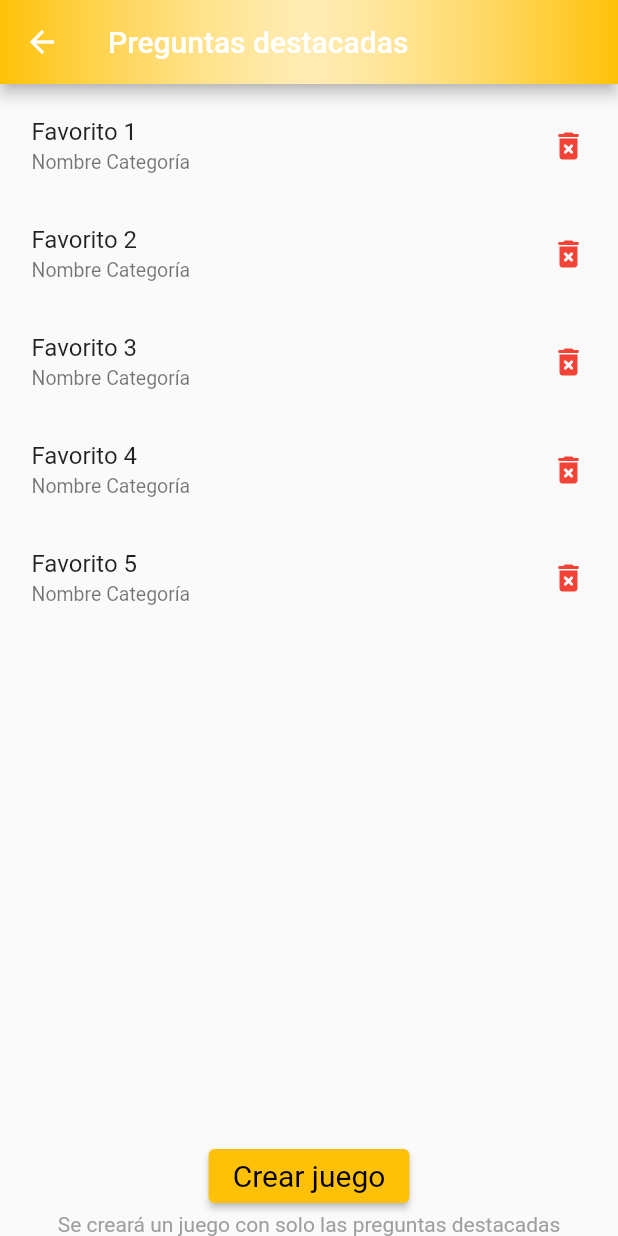
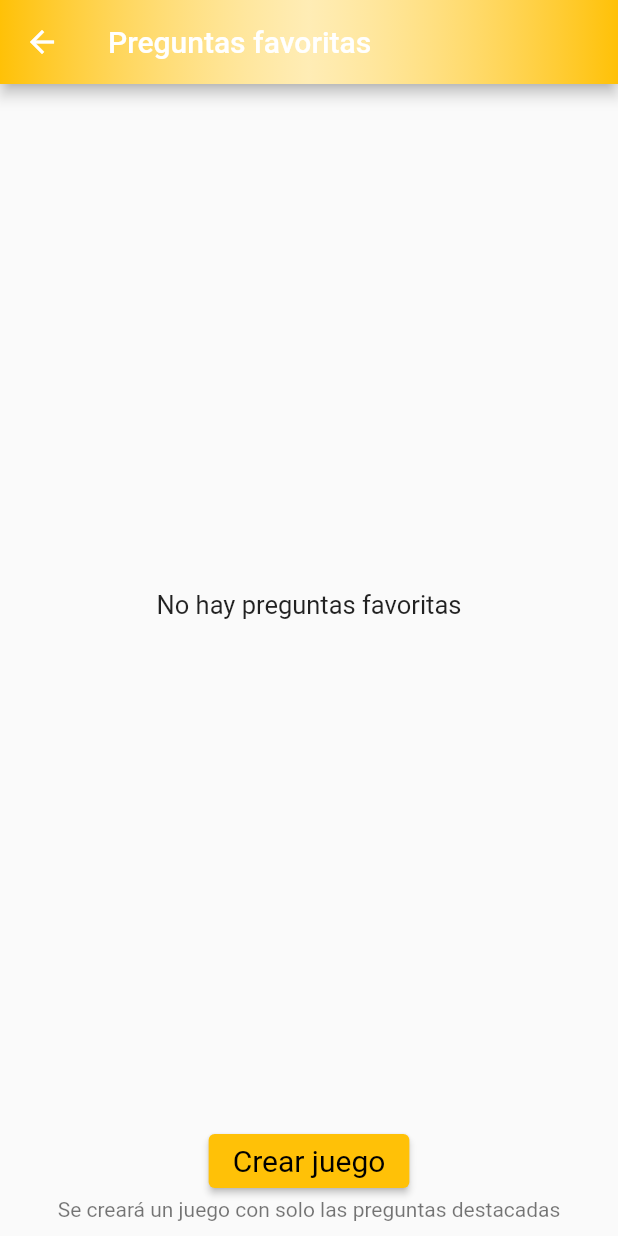
Before and after one commit to daumienebi/yo_nunca, a Flutter app: the FavouritesPage screen opened by its route, on a phone screen of 412 x 824 dp. Run offline on Flutter 3.47's test engine with Material 2 defaults, Android fonts, the phone set to English and light mode, and no system bars; our stand-ins replace appinio_swiper, card_swiper, new_gradient_app_bar.

Commit message:
modified the question widget,getting list of favourite questions + minor changes

```diff
--- a/lib/src/models/default_category.dart
+++ /dev/null
@@ -1,20 +0,0 @@
-class DefaultCategory {
-  final String id;
-  final String description;
-  final String imageRoute;
-
-  DefaultCategory(
-      {required this.id,
-      required this.description,
-      required this.imageRoute});
-
-  String? heroId;
-  factory DefaultCategory.fromMap(Map<String, dynamic> value) =>
-      DefaultCategory(
-          id: value["id"],
-          description: value["description"],
-          imageRoute: value["imageRoute"]);
-
-  Map<String, dynamic> toMap() =>
-      {'id': id, 'description': description, 'imageRoute': imageRoute};
-}
--- a/lib/src/pages/favourites_page.dart
+++ b/lib/src/pages/favourites_page.dart
@@ -1,9 +1,10 @@
 import 'package:flutter/cupertino.dart';
 import 'package:flutter/material.dart';
-import 'package:flutter/rendering.dart';
 // ignore_for_file: prefer_const_constructors
 import 'package:new_gradient_app_bar/new_gradient_app_bar.dart';
+import 'package:provider/provider.dart';
 import 'package:yo_nunca/src/models/question.dart';
+import 'package:yo_nunca/src/providers/providers.dart';
 import 'package:yo_nunca/src/utils/test_data.dart';
 
 class FavouritesPage extends StatefulWidget {
@@ -17,53 +18,44 @@ class _FavouritesPageState extends State<FavouritesPage> {
 
   @override
   Widget build(BuildContext context) {
-    TestData data = TestData();
-    List<Question> _favouriteList = data.getFavouritesList;
+    QuestionProvider provider = Provider.of<QuestionProvider>(context, listen: false);
+    List<Question> _favouriteQuestions = provider.favouriteQuestions;
     return Scaffold(
         appBar: NewGradientAppBar(
-          title: Text('Preguntas destacadas'),
+          title: Text('Preguntas favoritas'),
           gradient: const LinearGradient(
               colors: [Colors.amber, Colors.white70, Colors.amber]),
         ),
         body: Column(
           children: [
           Expanded(
-            child: Container(
+            child: _favouriteQuestions != null && _favouriteQuestions.length > 0 ?
+            Container(
               margin: EdgeInsets.all(5),
               child: ListView.builder(
                 itemBuilder: (_, int index) => Dismissible(
-                  child: _favListTile(_favouriteList[index]),
+                  child: _favListTile(_favouriteQuestions[index]),
+                  //onDismissed: provider.removeFromFavourites(_favouriteQuestions[index]),
                   key: UniqueKey(),
-                  background: Icon(Icons.star),//Try out
-                  secondaryBackground: Icon(Icons.delete_forever_rounded,color: Colors.red,),//Try out
+                  background: Icon(Icons.delete_forever_rounded,color: Colors.red,),
                 ),
-                itemCount: _favouriteList.length,
+                itemCount: _favouriteQuestions.length,
                 scrollDirection: Axis.vertical,
               ),
-            ),
+            ) : Center(child: Text("No hay preguntas favoritas",style: TextStyle(fontSize: 17),),)
           ),
             _newGameBtn(),
-            Text("Se creará un juego con solo las preguntas destacadas",style: TextStyle(color: Colors.grey))
+            Text("Se creará un juego con solo las preguntas destacadas",style: TextStyle(color: Colors.black54)),
+            SizedBox(height: 10,)
           ]
         ));
   }
 
-
   ListTile _favListTile(Question question) {
-    bool _isFavourite = question.isFavourite;
     return ListTile(
-      title: Text(question.description),
-      subtitle: Text(
-        "Nombre Categoría",
-        overflow: TextOverflow.ellipsis,
-        style: TextStyle(fontSize: 13),
-      ),
-      //tileColor: Colors.black26, -- not all titles are getting the colour
+      title: Text(question.description,overflow: TextOverflow.ellipsis),
       trailing: InkWell(
           onTap: () {
-            setState(() {
-              //_isFavourite = false;
-            });
           },
           child: Icon(Icons.delete_forever_rounded,color: Colors.red,)
       )
@@ -77,7 +69,7 @@ class _FavouritesPageState extends State<FavouritesPage> {
       onPressed: () {
         print("Cargando juego con preguntas destacadas");
       },
-      child: Text('Crear juego',),
+      child: Text('Crear juego'),
       style: btnStyle,
     );
   }
--- a/lib/src/providers/providers.dart
+++ b/lib/src/providers/providers.dart
@@ -1,3 +1,2 @@
 export 'package:yo_nunca/src/providers/category_provider.dart';
 export 'package:yo_nunca/src/providers/question_provider.dart';
-export 'package:yo_nunca/src/providers/favourite_questions_provider.dart';
--- a/lib/src/providers/question_provider.dart
+++ b/lib/src/providers/question_provider.dart
@@ -9,7 +9,9 @@ class QuestionProvider with ChangeNotifier{
   List<Question> _normalQuestions = [];
   List<Question> _intermediateQuestions = [];
   List<Question> _hotQuestions = [];
+  List<Question> _favouriteQuestions = [];
 
+  //getters
   List<Question> get normalQuestions {
     if(_normalQuestions.isNotEmpty) return _normalQuestions;
     getNormalQuestions();
@@ -28,6 +30,13 @@ class QuestionProvider with ChangeNotifier{
     }
       return _hotQuestions;
   }
+
+  List<Question> get favouriteQuestions {
+    if(_favouriteQuestions.isNotEmpty) return _favouriteQuestions;
+    return _favouriteQuestions;
+  }
+
+
   Future getNormalQuestions() async{
     String questionsJson = await rootBundle.loadString('assets/questions/normal_questions.json');
     var jsonToList = json.decode(questionsJson) as List;
@@ -52,6 +61,17 @@ class QuestionProvider with ChangeNotifier{
     return _hotQuestions;
   }
 
+  Future addToFavourites (Question question) async{
+    _favouriteQuestions.add(question);
+    notifyListeners();
+  }
+
+  //make it Future later on
+  removeFromFavourites (Question question) async{
+    _favouriteQuestions.remove(question);
+    notifyListeners();
+  }
+
   Future<List<Question>> getAllQuestions() async{
     //Add all the questions to the main list then return it
     _questions.addAll(await getNormalQuestions());
--- a/lib/src/utils/test_data.dart
+++ b/lib/src/utils/test_data.dart
@@ -1,17 +1,14 @@
 //Dummy data class; will be deleted later on
 import 'package:yo_nunca/src/models/category.dart';
-import 'package:yo_nunca/src/models/default_category.dart';
 import 'package:yo_nunca/src/models/question.dart';
 
 class TestData {
   List<Question> _questionsList = [];
   List<Category> _categoriesList = [];
   List<Question> _favouritesList = [];
-  List<DefaultCategory> _defaultCategoriesList = [];
 
   List<Question> get getQuestionsList => _getQuestions();
   List<Question> get getCategoriesList => _getCategories();
-  List<DefaultCategory> get getDefaultCategoriesList => _getDefaultCategories();
   List<Question> get getFavouritesList => _getFavourites();
 
   _getFavourites() {
@@ -20,10 +17,6 @@ class TestData {
 
   _getQuestions() {
     return _questionsList = questions.map((e) => Question.fromMap(e)).toList();
-  }
-
-  _getDefaultCategories() {
-    return _defaultCategoriesList = defaultCategories.map((e) => DefaultCategory.fromMap(e)).toList();
   }
 
   _getCategories() {
```
Also changed, not shown: assets/questions/intermediate_questions.json (+44 -44 lines), assets/questions/normal_questions.json (+38 -38 lines), lib/src/providers/favourite_questions_provider.dart (deleted, +0 -8 lines), lib/src/widgets/question_card.dart (+1 -39 lines), lib/src/widgets/question_widget.dart (+106 -54 lines).
